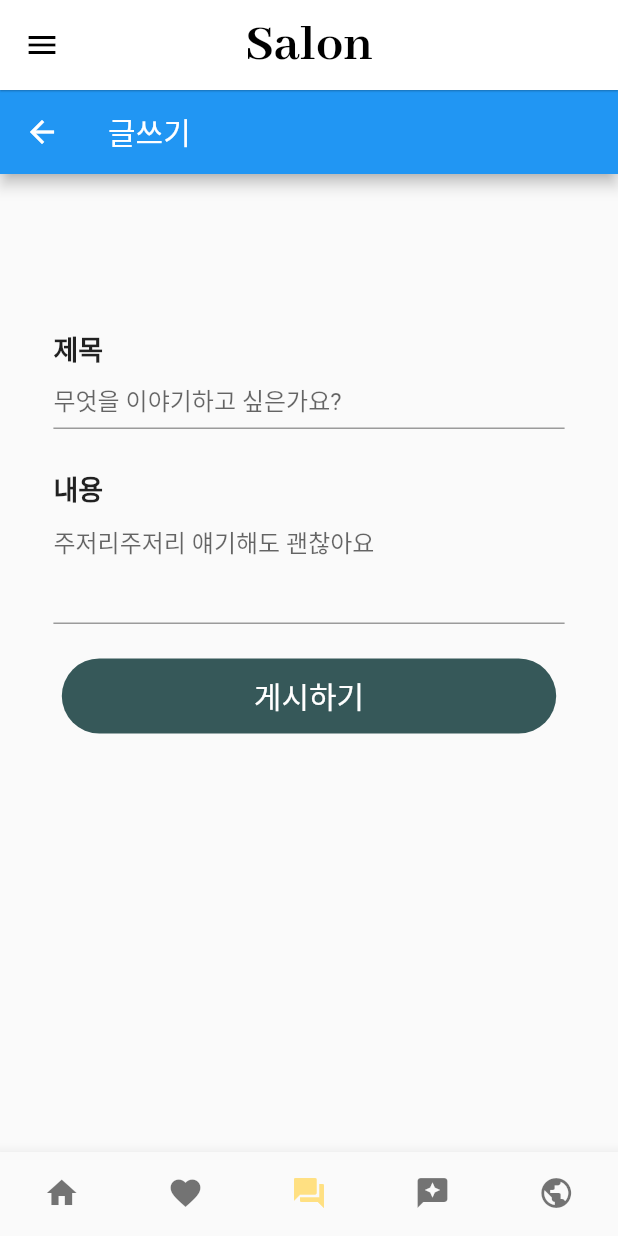
After one commit to rumingda/salonde_c, a Flutter app: the screen it shows once a user with an empty profile is signed in, item 3 of the bottom bar chosen, after a tap on "글쓰기", on a phone screen of 412 x 824 dp. The commit adds this screen. Run offline on Flutter 3.47's test engine with Material 2 defaults, Android fonts, the phone set to English and light mode, and no system bars; our stand-ins replace cloud_firestore, dartz, email_validator, firebase_auth, firebase_core, firebase_storage and 7 more; missing offline and left inert: agora_rtc_engine, agora_rtm, agora_uikit, cloud_firestore_web, firebase_auth_web, firebase_core_web and 2 more; accounts and stored records are empty.

Commit message:
글쓰기 기능 추가

```diff
--- a/lib/component/custom_input_noValidate.dart
+++ b/lib/component/custom_input_field_multi.dart
@@ -1,18 +1,20 @@
 import 'package:flutter/material.dart';
 
-class CustomInputField extends StatefulWidget {
+class CustomInputField_multi extends StatefulWidget {
   final String labelText;
   final String hintText;
+  final String? Function(String?) validator;
   final bool suffixIcon;
   final bool? isDense;
   final bool obscureText;
   final TextEditingController controller;
 
 
-  const CustomInputField({
+  const CustomInputField_multi({
     Key? key,
     required this.labelText,
     required this.hintText,
+    required this.validator,
     required this.controller,
     this.suffixIcon = false,
     this.isDense,
@@ -20,10 +22,10 @@ class CustomInputField extends StatefulWidget {
   }) : super(key: key);
 
   @override
-  State<CustomInputField> createState() => _CustomInputFieldState();
+  State<CustomInputField_multi> createState() => _CustomInputField_multiState();
 }
 
-class _CustomInputFieldState extends State<CustomInputField> {
+class _CustomInputField_multiState extends State<CustomInputField_multi> {
   //
   bool _obscureText = true;
 
@@ -42,7 +44,10 @@ class _CustomInputFieldState extends State<CustomInputField> {
           TextFormField(
             obscureText: (widget.obscureText && _obscureText),
             controller: widget.controller,
+            keyboardType: TextInputType.multiline,
+            maxLines: 3,
             decoration: InputDecoration(
+              contentPadding: EdgeInsets.only(top: 10, bottom: 10), // Set new height here
               isDense: (widget.isDense != null) ? widget.isDense : false,
               hintText: widget.hintText,
               suffixIcon: widget.suffixIcon ? IconButton(
@@ -57,10 +62,10 @@ class _CustomInputFieldState extends State<CustomInputField> {
                 },
               ): null,
               suffixIconConstraints: (widget.isDense != null) ? const BoxConstraints(
-                  maxHeight: 33
               ): null,
             ),
             autovalidateMode: AutovalidateMode.onUserInteraction,
+            validator: widget.validator,
           ),
         ],
       ),
--- a/lib/page/mainPage.dart
+++ b/lib/page/mainPage.dart
@@ -73,7 +73,7 @@ class _MainPageState extends State<MainPage> {
       appBar: AppBar(
         centerTitle: true,
         toolbarHeight: 60,
-        title: Text(("Home"),
+        title: Text((title_string),
             style: const TextStyle(
                 fontFamily: 'Abhaya Libre',
                 fontWeight: FontWeight.w700,
--- a/lib/page/screen/chatScreen.dart
+++ b/lib/page/screen/chatScreen.dart
@@ -50,7 +50,7 @@ class ChatScreenState extends State<ChatScreen> with SingleTickerProviderStateMi
             controller: _tabController,
             children:
             [
-            textChatLobbyScreen(),
+            textChatLobbyScreen(username: user.email!),
             VoiceChatLobbyScreen(username: user.email!),
             ]
           ),
--- /dev/null
+++ b/lib/page/screen/textChatRoomMaker.dart
@@ -0,0 +1,70 @@
+import 'package:flutter/material.dart';
+import 'package:salondec/component/custom_input_field.dart';
+import 'package:salondec/component/custom_input_field_multi.dart';
+import 'package:salondec/component/custom_form_buttom.dart';
+
+class Textchat_making_room extends StatefulWidget {
+  final String username;
+  const Textchat_making_room({Key? key, required this.username}) : super(key: key);
+
+  @override
+  _Textchat_making_roomState createState() => _Textchat_making_roomState();
+}
+
+class _Textchat_making_roomState extends State<Textchat_making_room> {
+  final _titleFieldController = TextEditingController();
+  final _contentFieldController = TextEditingController();
+
+  @override
+  Widget build(BuildContext context) {
+    return Scaffold(
+      appBar: AppBar(
+        // Here we take the value from the MyHomePage object that was created by
+        // the App.build method, and use it to set our appbar title.
+        title: Text("글쓰기"),
+      ),
+      body: SingleChildScrollView(
+        child: Center(
+          child:Column(
+           children: [
+                    SizedBox(height: 100),
+                    CustomInputField(
+                      controller: _titleFieldController,
+                      labelText: '제목',
+                      hintText: '무엇을 이야기하고 싶은가요?',
+                      isDense: true,
+                      validator: (textValue) {
+                          if (textValue == null || textValue.isEmpty) {
+                            return '제목을 넣어주세요!';
+                          }
+                          return null;
+                      },
+                    ),
+                    SizedBox(height: 20),
+                    CustomInputField_multi(
+                      controller: _contentFieldController,
+                      labelText: '내용',
+                      hintText: '주저리주저리 얘기해도 괜찮아요',
+                      isDense: true,
+                      validator: (textValue) {
+                          if (textValue == null || textValue.isEmpty) {
+                            return '내용을 넣어주세요!';
+                          }
+                          return null;
+                      },
+                    ),
+                    SizedBox(height: 20),
+                    CustomFormButton(
+                        innerText: '게시하기',
+                        onPressed:(){
+
+                          }
+                      ),
+                    SizedBox(height: 200),
+                  ],
+                ),
+        )
+      )
+    );
+  }
+}
--- a/lib/page/screen/textchat_detail.dart
+++ b/lib/page/screen/textchat_detail.dart
@@ -17,7 +17,12 @@ class _TextchatDetailState extends State<TextchatDetail> {
     final chat = widget.chat;
 
     return Scaffold(
-        resizeToAvoidBottomInset: false,
+      resizeToAvoidBottomInset: false,
+      appBar: AppBar(
+        // Here we take the value from the MyHomePage object that was created by
+        // the App.build method, and use it to set our appbar title.
+        title: Text("음성살롱 내용"),
+      ),
         body: Column(children: <Widget>[
           Flexible(
               child: ListTile(
--- a/lib/page/screen/voiceChatLobbyScreen.dart
+++ b/lib/page/screen/voiceChatLobbyScreen.dart
@@ -3,7 +3,7 @@ import 'package:agora_rtm/agora_rtm.dart';
 import 'package:flutter/material.dart';
 import 'package:permission_handler/permission_handler.dart';
 import 'package:salondec/component/custom_form_buttom.dart';
-import 'package:salondec/component/custom_input_noValidate.dart';
+import 'package:salondec/component/custom_input_field.dart';
 import 'package:salondec/page/screen/voiceChatDetail.dart';
 import 'package:salondec/menu/CallPage.dart';
 
@@ -74,6 +74,12 @@ class _VoiceChatLobbyScreenState extends State<VoiceChatLobbyScreen> {
                       labelText: '제목',
                       hintText: '무엇을 이야기하고 싶은가요?',
                       isDense: true,
+                      validator: (textValue) {
+                          if (textValue == null || textValue.isEmpty) {
+                            return '제목을 넣어주세요!';
+                          }
+                          return null;
+                      },
                     ),
                     const SizedBox(
                         height: 16,
--- a/lib/page/screen/voiceChatRoomMaker.dart
+++ b/lib/page/screen/voiceChatRoomMaker.dart
@@ -1,5 +1,5 @@
 import 'package:flutter/material.dart';
-import 'package:salondec/component/custom_input_noValidate.dart';
+import 'package:salondec/component/custom_input_field.dart';
 import 'package:salondec/component/custom_form_buttom.dart';
 import 'package:salondec/component/page_heading.dart';
 import 'package:firebase_auth/firebase_auth.dart';
@@ -68,6 +68,12 @@ class _Voicechat_making_roomState extends State<Voicechat_making_room> {
                       labelText: '제목',
                       hintText: '무엇을 이야기하고 싶은가요?',
                       isDense: true,
+                      validator: (textValue) {
+                          if (textValue == null || textValue.isEmpty) {
+                            return '제목을 넣어주세요!';
+                          }
+                          return null;
+                      },
                     ),
                     SizedBox(height: 20),
                     CustomFormButton(
```
Also changed, not shown: lib/page/screen/textChatLobbyScreen.dart (+15 -51 lines).
